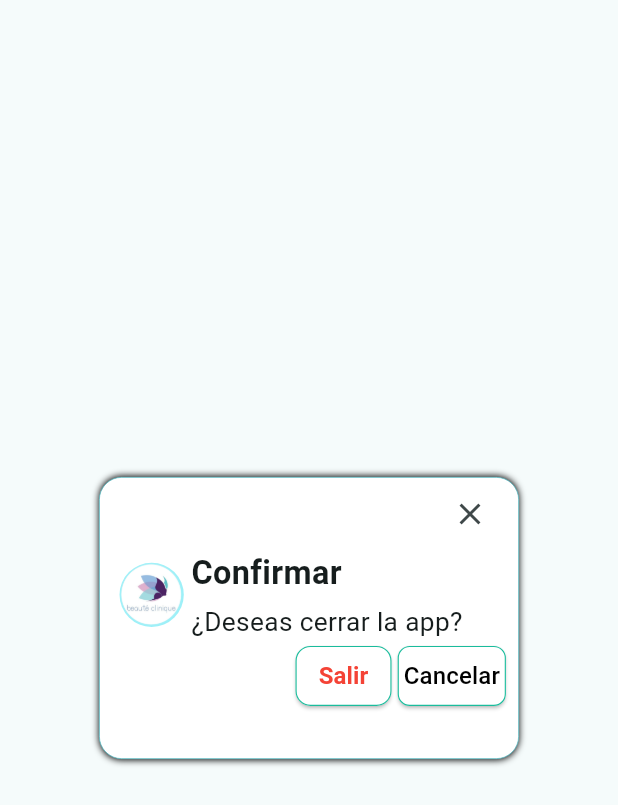
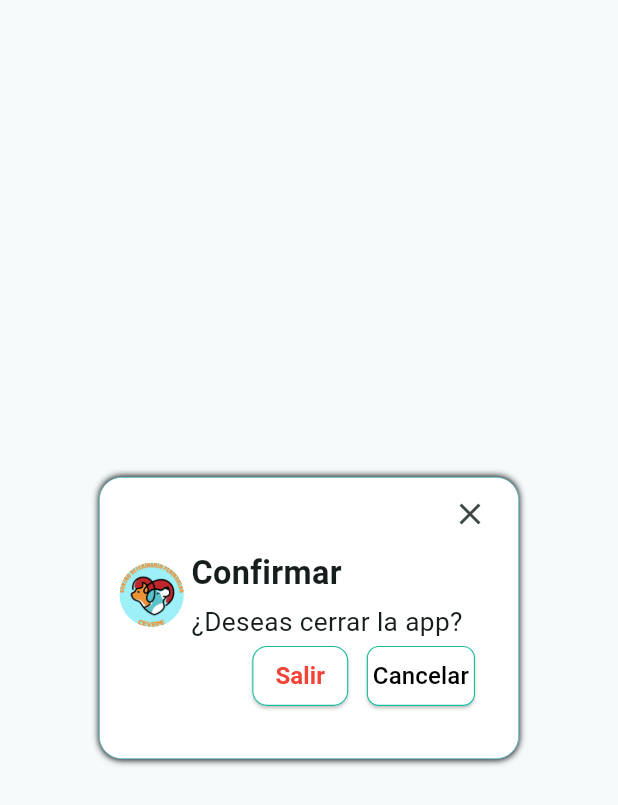
Before and after one commit to KodaSolutions/agendaapp, a Flutter app: the AlertCloseDialog widget shown alone on an empty page, opened directly with empty values, on a phone screen of 412 x 824 dp. Shown: the top 805 px of the screen. Run offline on Flutter 3.47's test engine with Material 3 defaults, Android fonts, the phone set to English and light mode, and no system bars; our stand-ins replace connectivity_plus, firebase_core, firebase_messaging, flutter_keyboard_visibility, flutter_secure_storage, flutter_slidable and 6 more; missing offline and left inert: alphabet_list_view, dart:ffi, jaguar_jwt; accounts and stored records are empty; network calls fail.

```diff
--- a/lib/utils/PopUpTabs/closeConfirm.dart
+++ b/lib/utils/PopUpTabs/closeConfirm.dart
@@ -70,7 +70,7 @@ class _AlertCloseDialogState extends State<AlertCloseDialog> {
                       ),
                       child: CircleAvatar(
                         radius: MediaQuery.of(context).size.width * 0.052,
-                        backgroundImage: AssetImage("assets/icons/logoBeauteWhite.png"),
+                        backgroundImage: AssetImage("assets/icons/logoCVP.png"),
                       ),
                     ),
 
@@ -98,13 +98,7 @@ class _AlertCloseDialogState extends State<AlertCloseDialog> {
                             ),
                           ),
                         ],
-                      ),/*Text(
-                        '¿Deseas cerrar la aaaaaapp?',
-                        style: TextStyle(
-                          fontSize: MediaQuery.of(context).size.width * 0.065,
-                          color: AppColors2.primaryColor,
-                        ),
-                      ),*/
+                      ),
                     ),
                   ],
                 ),
@@ -143,6 +137,7 @@ class _AlertCloseDialogState extends State<AlertCloseDialog> {
                         ),
                       ),
                     ),
+                    SizedBox(width: MediaQuery.of(context).size.width * 0.02,),
                     ElevatedButton(
                       style: ElevatedButton.styleFrom(
                         side: const BorderSide(
@@ -163,6 +158,7 @@ class _AlertCloseDialogState extends State<AlertCloseDialog> {
                         style: TextStyle(color: Colors.black, fontSize: 16),
                       ),
                     ),
+                    SizedBox(width: MediaQuery.of(context).size.width * 0.05),
                   ],
                 ),
               ],
--- a/lib/views/admin/admin.dart
+++ b/lib/views/admin/admin.dart
@@ -218,7 +218,9 @@ class _AssistantAdminState extends State<AssistantAdmin> {
                           Row(
                             mainAxisSize: MainAxisSize.min,
                             children: [
-                              IconButton(
+                              Visibility(
+                                visible: _selectedScreen == 1 ? true : false,
+                                child: IconButton(
                                 padding: EdgeInsets.zero,
                                 onPressed: () {
                                   setState(() {
@@ -235,7 +237,7 @@ class _AssistantAdminState extends State<AssistantAdmin> {
                                   size: MediaQuery.of(context).size.width * 0.065,
                                   color: AppColors3.primaryColorMoreStrong,
                                 ),
-                              ),
+                              ),),
                               IconButton(
                                 padding: EdgeInsets.zero,
                                 onPressed: () async {
```
Also changed, not shown: 1 other file.
